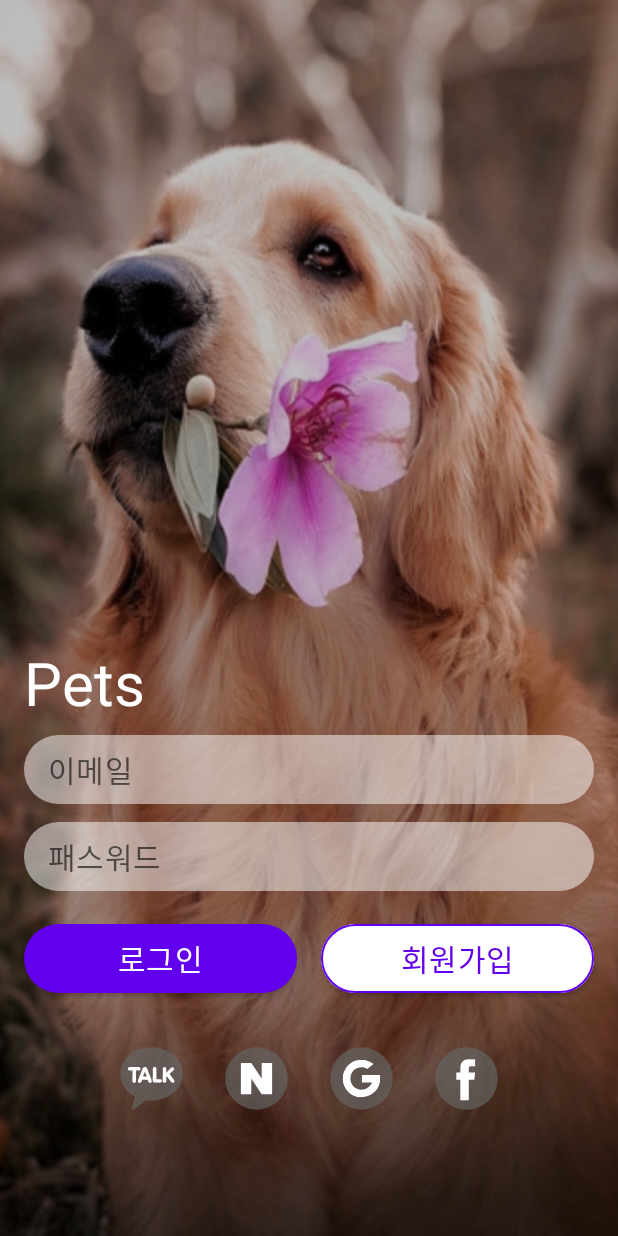
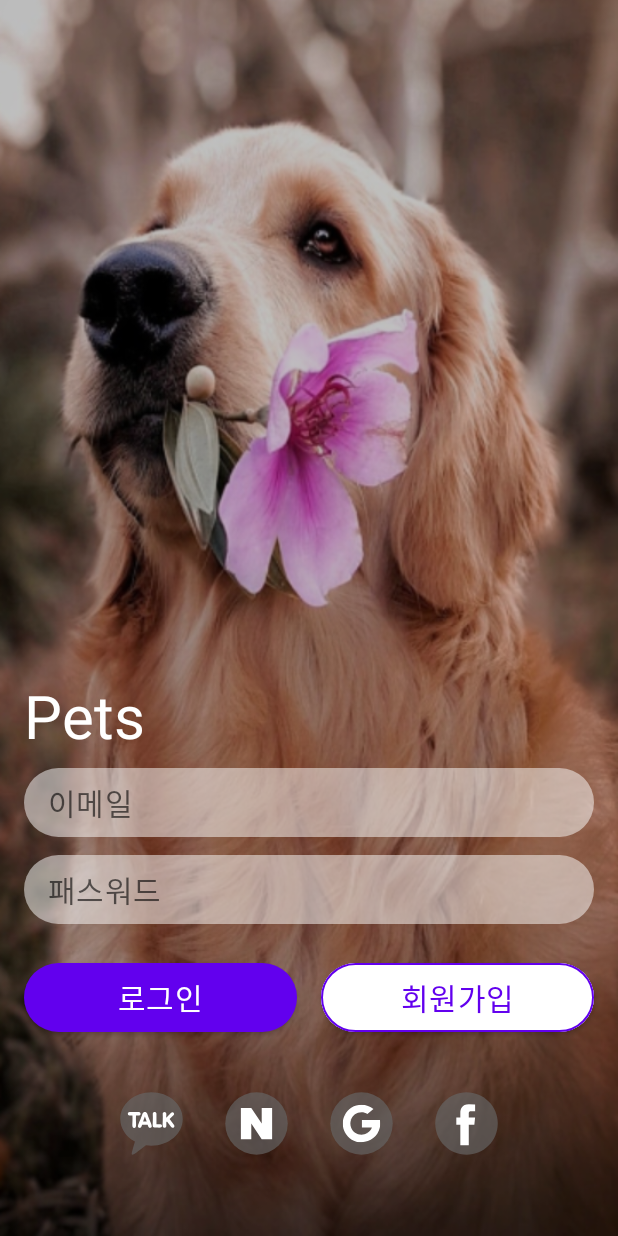
Before and after one commit to simjaeik/Pets, an Android app: the screen it shows after launch (MainActivity), on a phone screen of 412 x 824 dp. Run offline under Robolectric (Android 15) with nearby library versions, the phone set to English and light mode, and no system bars.

Commit message:
[feat] 로그인 레이아웃 제약 재설정
- 키보드가 나타날 때 입력 필드를 확인할 수 있도록 매니페스트 속성을 추가하고
레이아웃 제약을 바텀 기준으로 재설정함.

```diff
--- a/mobile/app/src/main/AndroidManifest.xml
+++ b/mobile/app/src/main/AndroidManifest.xml
@@ -9,7 +9,9 @@
         android:roundIcon="@mipmap/ic_launcher_round"
         android:supportsRtl="true"
         android:theme="@style/Theme.Pets">
-        <activity android:name=".MainActivity">
+        <activity
+            android:name=".MainActivity"
+            android:windowSoftInputMode="adjustResize">
             <intent-filter>
                 <action android:name="android.intent.action.MAIN" />
 
--- a/mobile/app/src/main/res/layout/activity_main.xml
+++ b/mobile/app/src/main/res/layout/activity_main.xml
@@ -4,6 +4,7 @@
     xmlns:tools="http://schemas.android.com/tools"
     android:layout_width="match_parent"
     android:layout_height="match_parent"
+    android:fitsSystemWindows="true"
     tools:context=".MainActivity">
 
     <androidx.fragment.app.FragmentContainerView
--- a/mobile/app/src/main/res/layout/fragment_sign_in.xml
+++ b/mobile/app/src/main/res/layout/fragment_sign_in.xml
@@ -9,29 +9,23 @@
     <ImageView
         android:layout_width="0dp"
         android:layout_height="0dp"
-        android:scaleType="fitXY"
+        android:scaleType="centerCrop"
         android:src="@drawable/img_login_background"
         app:layout_constraintBottom_toBottomOf="parent"
         app:layout_constraintEnd_toEndOf="parent"
         app:layout_constraintStart_toStartOf="parent"
         app:layout_constraintTop_toTopOf="parent" />
 
-    <androidx.constraintlayout.widget.Guideline
-        android:id="@+id/guideline_half_horizontal"
-        android:layout_width="wrap_content"
-        android:layout_height="wrap_content"
-        android:orientation="horizontal"
-        app:layout_constraintGuide_percent="0.5" />
-
     <LinearLayout
         android:id="@+id/content_login"
         android:layout_width="0dp"
         android:layout_height="wrap_content"
-        android:layout_margin="16dp"
+        android:layout_marginHorizontal="16dp"
+        android:layout_marginBottom="20dp"
         android:orientation="vertical"
+        app:layout_constraintBottom_toTopOf="@id/btn_signIn"
         app:layout_constraintEnd_toEndOf="parent"
-        app:layout_constraintStart_toStartOf="parent"
-        app:layout_constraintTop_toBottomOf="@id/guideline_half_horizontal">
+        app:layout_constraintStart_toStartOf="parent">
 
         <TextView
             android:layout_width="wrap_content"
@@ -70,41 +64,42 @@
         android:layout_width="0dp"
         android:layout_height="wrap_content"
         android:layout_marginStart="16dp"
-        android:layout_marginTop="16dp"
         android:layout_marginEnd="16dp"
+        android:layout_marginBottom="20dp"
         android:paddingVertical="8dp"
         android:text="@string/signIn"
         android:textAppearance="?textAppearanceHeadline6"
+        app:layout_constraintBottom_toTopOf="@id/content_socialLogin"
         app:layout_constraintEnd_toStartOf="@id/btn_signUp"
-        app:layout_constraintStart_toStartOf="parent"
-        app:layout_constraintTop_toBottomOf="@id/content_login" />
+        app:layout_constraintStart_toStartOf="parent" />
 
     <Button
         android:id="@+id/btn_signUp"
         style="@style/Widget.App.Button.Rounded"
         android:layout_width="0dp"
         android:layout_height="wrap_content"
-        android:layout_marginTop="16dp"
         android:layout_marginEnd="16dp"
+        android:layout_marginBottom="20dp"
         android:backgroundTint="@color/white"
         android:paddingVertical="8dp"
         android:text="@string/signUp"
         android:textAppearance="?textAppearanceHeadline6"
         android:textColor="?colorPrimary"
+        app:layout_constraintBottom_toTopOf="@id/content_socialLogin"
         app:layout_constraintEnd_toEndOf="parent"
         app:layout_constraintStart_toEndOf="@id/btn_signIn"
-        app:layout_constraintTop_toBottomOf="@id/content_login"
         app:rippleColor="?colorPrimary"
         app:strokeColor="?colorPrimary"
         app:strokeWidth="1dp" />
 
     <LinearLayout
+        android:id="@+id/content_socialLogin"
         android:layout_width="wrap_content"
         android:layout_height="wrap_content"
-        android:layout_marginTop="16dp"
+        android:layout_marginBottom="40dp"
+        app:layout_constraintBottom_toBottomOf="parent"
         app:layout_constraintEnd_toEndOf="parent"
-        app:layout_constraintStart_toStartOf="parent"
-        app:layout_constraintTop_toBottomOf="@id/btn_signIn">
+        app:layout_constraintStart_toStartOf="parent">
 
         <ImageView
             android:id="@+id/btn_login_kakao"
```
